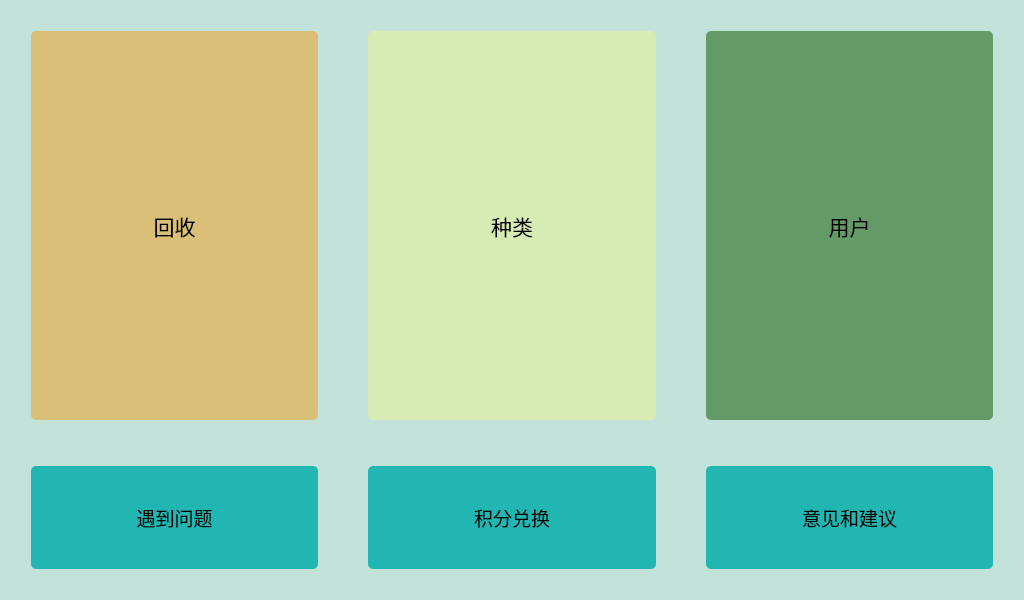
The window that resources/mainWindow.ui (xmmxhxxl/bottle_recovery_project) describes before a commit, drawn with Qt 5.
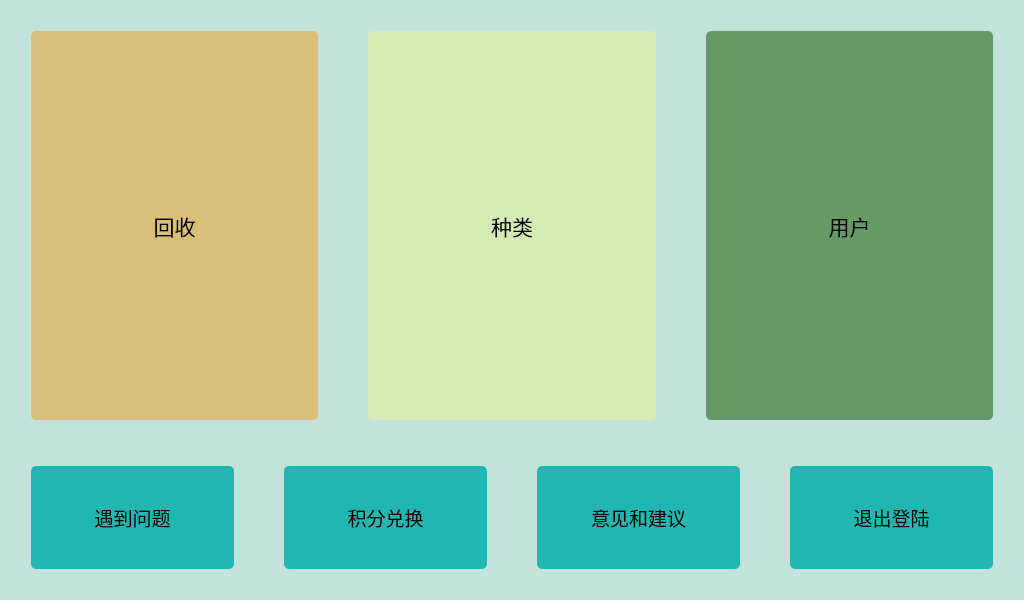
The same window after the commit. Icons and pictures are not drawn.

Patch:
```diff
--- a/resources/mainWindow.ui
+++ b/resources/mainWindow.ui
@@ -175,7 +175,7 @@
       </layout>
      </item>
      <item>
-      <layout class="QHBoxLayout" name="buttonLayout_2" stretch="1,1,1">
+      <layout class="QHBoxLayout" name="buttonLayout_2" stretch="1,1,1,1">
        <property name="spacing">
         <number>50</number>
        </property>
@@ -289,7 +289,41 @@
          </property>
          <property name="icon">
           <iconset>
-           <normaloff>icon/idea_icon.png</normaloff>icon/idea_icon.png</iconset>
+           <normaloff>../../../ui1.0.0/icon/idea_icon.png</normaloff>
+           <normalon>:/mainWindow_ico/idea_icon.png</normalon>../../../ui1.0.0/icon/idea_icon.png</iconset>
+         </property>
+        </widget>
+       </item>
+       <item>
+        <widget class="QPushButton" name="main_log_out_but">
+         <property name="sizePolicy">
+          <sizepolicy hsizetype="Minimum" vsizetype="Minimum">
+           <horstretch>0</horstretch>
+           <verstretch>0</verstretch>
+          </sizepolicy>
+         </property>
+         <property name="font">
+          <font>
+           <family>幼圆</family>
+           <pointsize>14</pointsize>
+          </font>
+         </property>
+         <property name="styleSheet">
+          <string notr="true">border-radius:5px;
+background-color:rgb(33, 182, 178);</string>
+         </property>
+         <property name="text">
+          <string>退出登陆</string>
+         </property>
+         <property name="icon">
+          <iconset resource="../../../ui1.0.0/ico_src.qrc">
+           <normaloff>:/mainWindow_ico/log_out_icon.png</normaloff>:/mainWindow_ico/log_out_icon.png</iconset>
+         </property>
+         <property name="iconSize">
+          <size>
+           <width>30</width>
+           <height>30</height>
+          </size>
          </property>
         </widget>
        </item>
```
Left out of the diff: 16 changed lines with no effect on the pictures.
